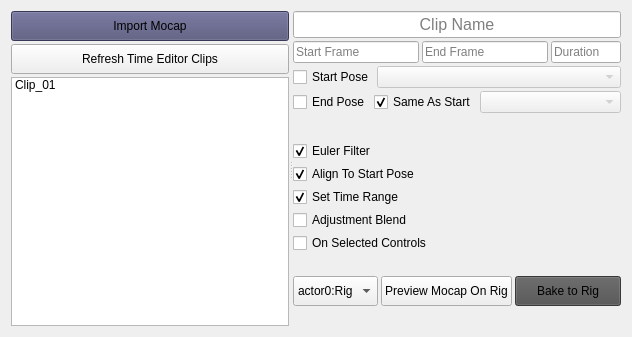
The window that mocap_clipper/ui/mocap_clipper_widget.ui (rBrenick/mocap-clipper) describes before a commit, drawn with Qt 5.
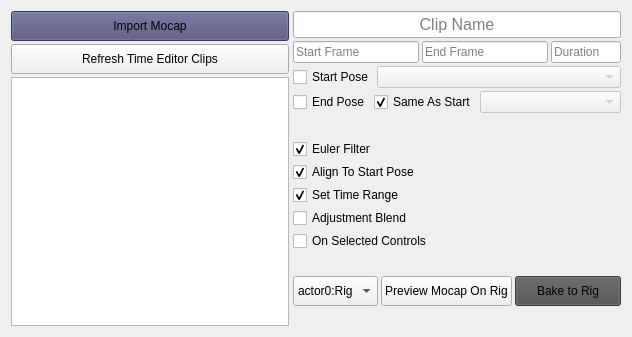
The same window after the commit.

Diff of the .ui file:
```diff
--- a/mocap_clipper/ui/mocap_clipper_widget.ui
+++ b/mocap_clipper/ui/mocap_clipper_widget.ui
@@ -81,11 +81,6 @@
            <property name="selectionMode">
             <enum>QAbstractItemView::ExtendedSelection</enum>
            </property>
-           <item>
-            <property name="text">
-             <string>Clip_01</string>
-            </property>
-           </item>
           </widget>
          </item>
         </layout>
@@ -305,7 +300,7 @@
             <enum>Qt::Vertical</enum>
            </property>
            <property name="sizeType">
-            <enum>QSizePolicy::Fixed</enum>
+            <enum>QSizePolicy::Expanding</enum>
            </property>
            <property name="sizeHint" stdset="0">
             <size>
```
Left out of the diff: 3 changed lines with no effect on the pictures.
